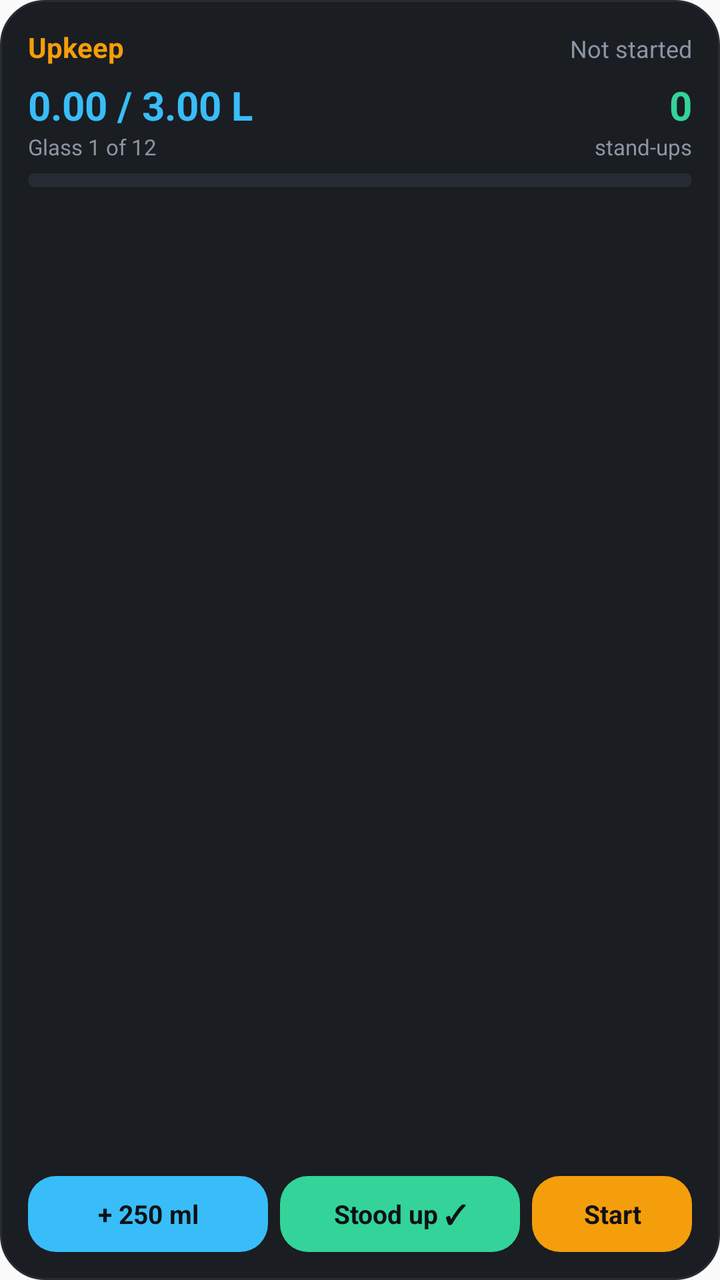
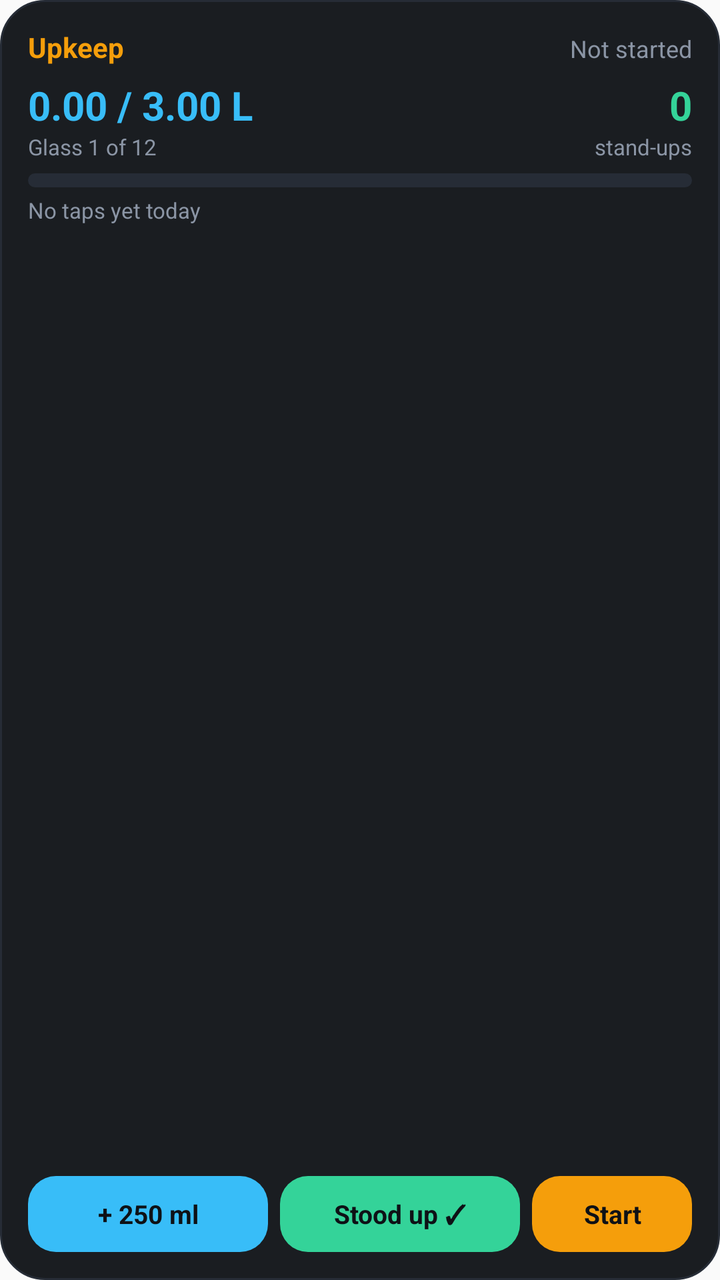

Screens rendered from an Android XML layout before and after an edit, with the pre-edit source and the edit as a unified diff.
<!-- AndroidManifest.xml: application theme AppTheme -->
<!-- res/layout/fitdad_widget.xml -->
<?xml version="1.0" encoding="utf-8"?>
<LinearLayout xmlns:android="http://schemas.android.com/apk/res/android"
    android:layout_width="match_parent" android:layout_height="match_parent"
    android:orientation="vertical" android:padding="14dp" android:background="@drawable/widget_bg">

    <LinearLayout android:id="@+id/w_stats_area" android:layout_width="match_parent"
        android:layout_height="0dp" android:layout_weight="1" android:orientation="vertical">

        <LinearLayout android:layout_width="match_parent" android:layout_height="wrap_content" android:orientation="horizontal">
            <TextView android:layout_width="0dp" android:layout_weight="1" android:layout_height="wrap_content"
                android:text="Upkeep" android:textColor="#F59E0B" android:textStyle="bold" android:textSize="14sp" />
            <TextView android:id="@+id/w_status" android:layout_width="wrap_content" android:layout_height="wrap_content"
                android:text="Not started" android:textColor="#8B95A5" android:textSize="12sp" />
        </LinearLayout>

        <LinearLayout android:layout_width="match_parent" android:layout_height="wrap_content"
            android:orientation="horizontal" android:layout_marginTop="6dp" android:gravity="bottom">
            <LinearLayout android:layout_width="0dp" android:layout_weight="1" android:layout_height="wrap_content" android:orientation="vertical">
                <TextView android:id="@+id/w_water" android:layout_width="wrap_content" android:layout_height="wrap_content"
                    android:text="0.00 / 3.00 L" android:textColor="#38BDF8" android:textStyle="bold" android:textSize="20sp" />
                <TextView android:id="@+id/w_water_sub" android:layout_width="wrap_content" android:layout_height="wrap_content"
                    android:text="Glass 1 of 12" android:textColor="#8B95A5" android:textSize="11sp" android:maxLines="1" />
            </LinearLayout>
            <LinearLayout android:layout_width="wrap_content" android:layout_height="wrap_content" android:orientation="vertical" android:gravity="end">
                <TextView android:id="@+id/w_stands" android:layout_width="wrap_content" android:layout_height="wrap_content"
                    android:text="0" android:textColor="#34D399" android:textStyle="bold" android:textSize="20sp" />
                <TextView android:layout_width="wrap_content" android:layout_height="wrap_content"
                    android:text="stand-ups" android:textColor="#8B95A5" android:textSize="11sp" />
            </LinearLayout>
        </LinearLayout>

        <ProgressBar android:id="@+id/w_progress" style="@android:style/Widget.ProgressBar.Horizontal"
            android:layout_width="match_parent" android:layout_height="7dp" android:layout_marginTop="6dp"
            android:max="100" android:progress="0" android:progressDrawable="@drawable/widget_progress" />

        <TextView android:id="@+id/w_week" android:layout_width="match_parent" android:layout_height="wrap_content"
            android:layout_marginTop="5dp" android:text="" android:textColor="#8B95A5" android:textSize="11sp" android:maxLines="1" />
    </LinearLayout>

    <LinearLayout android:layout_width="match_parent" android:layout_height="wrap_content"
        android:orientation="horizontal" android:layout_marginTop="6dp">
        <TextView android:id="@+id/w_btn_water" android:layout_width="0dp" android:layout_weight="1.2" android:layout_height="38dp"
            android:background="@drawable/widget_btn_water" android:gravity="center" android:text="+ 250 ml"
            android:textColor="#0E1116" android:textStyle="bold" android:textSize="13sp" />
        <TextView android:id="@+id/w_btn_stand" android:layout_width="0dp" android:layout_weight="1.2" android:layout_height="38dp"
            android:layout_marginStart="6dp" android:background="@drawable/widget_btn_stand" android:gravity="center"
            android:text="Stood up ✓" android:textColor="#0E1116" android:textStyle="bold" android:textSize="13sp" />
        <TextView android:id="@+id/w_btn_main" android:layout_width="0dp" android:layout_weight="0.8" android:layout_height="38dp"
            android:layout_marginStart="6dp" android:background="@drawable/widget_btn_main" android:gravity="center"
            android:text="Start" android:textColor="#0E1116" android:textStyle="bold" android:textSize="13sp" />
    </LinearLayout>
</LinearLayout>
<!-- resources referenced by this layout -->
<resources>
  <!-- drawable widget_bg (drawable) -->
  <shape xmlns:android="http://schemas.android.com/apk/res/android" android:shape="rectangle">
      <solid android:color="#F20E1116" />
      <corners android:radius="22dp" />
      <stroke android:width="1dp" android:color="#262C36" />
  </shape>
  <!-- drawable widget_btn_main (drawable) -->
  <shape xmlns:android="http://schemas.android.com/apk/res/android" android:shape="rectangle">
      <solid android:color="#F59E0B" /><corners android:radius="14dp" />
  </shape>
  <!-- drawable widget_btn_stand (drawable) -->
  <shape xmlns:android="http://schemas.android.com/apk/res/android" android:shape="rectangle">
      <solid android:color="#34D399" /><corners android:radius="14dp" />
  </shape>
  <!-- drawable widget_btn_water (drawable) -->
  <shape xmlns:android="http://schemas.android.com/apk/res/android" android:shape="rectangle">
      <solid android:color="#38BDF8" /><corners android:radius="14dp" />
  </shape>
  <!-- drawable widget_progress (drawable) -->
  <layer-list xmlns:android="http://schemas.android.com/apk/res/android">
      <item android:id="@android:id/background">
          <shape><solid android:color="#262C36" /><corners android:radius="4dp" /></shape>
      </item>
      <item android:id="@android:id/progress">
          <clip><shape><solid android:color="#38BDF8" /><corners android:radius="4dp" /></shape></clip>
      </item>
  </layer-list>
  <style name="AppTheme" parent="Theme.AppCompat.Light.DarkActionBar">
          
          <item name="colorPrimary">@color/colorPrimary</item>
          <item name="colorPrimaryDark">@color/colorPrimaryDark</item>
          <item name="colorAccent">@color/colorAccent</item>
      </style>
</resources>

<!-- the commit's change to res/layout/fitdad_widget.xml (unified diff, before → after) -->
@@ -33,6 +33,16 @@
             android:layout_width="match_parent" android:layout_height="7dp" android:layout_marginTop="6dp"
             android:max="100" android:progress="0" android:progressDrawable="@drawable/widget_progress" />
 
+        <LinearLayout android:layout_width="match_parent" android:layout_height="wrap_content"
+            android:orientation="horizontal" android:layout_marginTop="4dp">
+            <Chronometer android:id="@+id/w_ago_stand" android:layout_width="0dp" android:layout_weight="1" android:layout_height="wrap_content"
+                android:textColor="#34D399" android:textSize="11sp" android:visibility="gone" />
+            <Chronometer android:id="@+id/w_ago_water" android:layout_width="0dp" android:layout_weight="1" android:layout_height="wrap_content"
+                android:textColor="#38BDF8" android:textSize="11sp" android:visibility="gone" />
+            <TextView android:id="@+id/w_ago_none" android:layout_width="wrap_content" android:layout_height="wrap_content"
+                android:text="No taps yet today" android:textColor="#8B95A5" android:textSize="11sp" />
+        </LinearLayout>
+
         <TextView android:id="@+id/w_week" android:layout_width="match_parent" android:layout_height="wrap_content"
             android:layout_marginTop="5dp" android:text="" android:textColor="#8B95A5" android:textSize="11sp" android:maxLines="1" />
     </LinearLayout>
